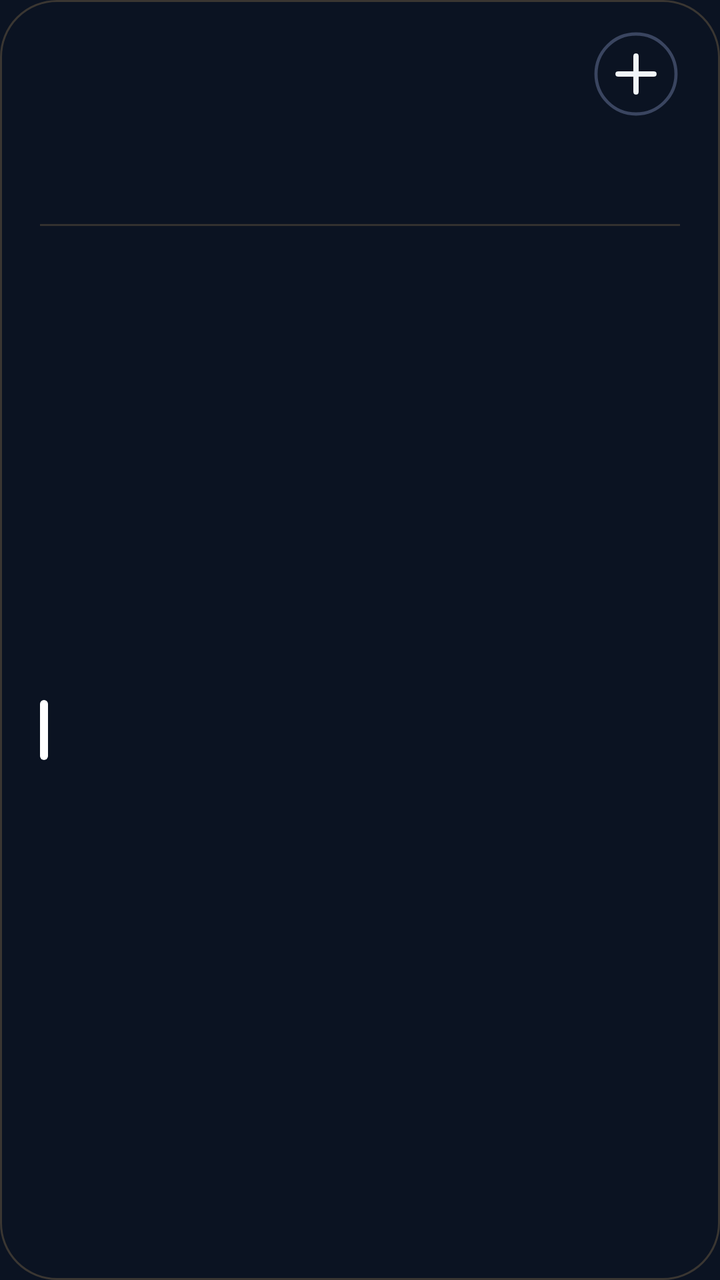
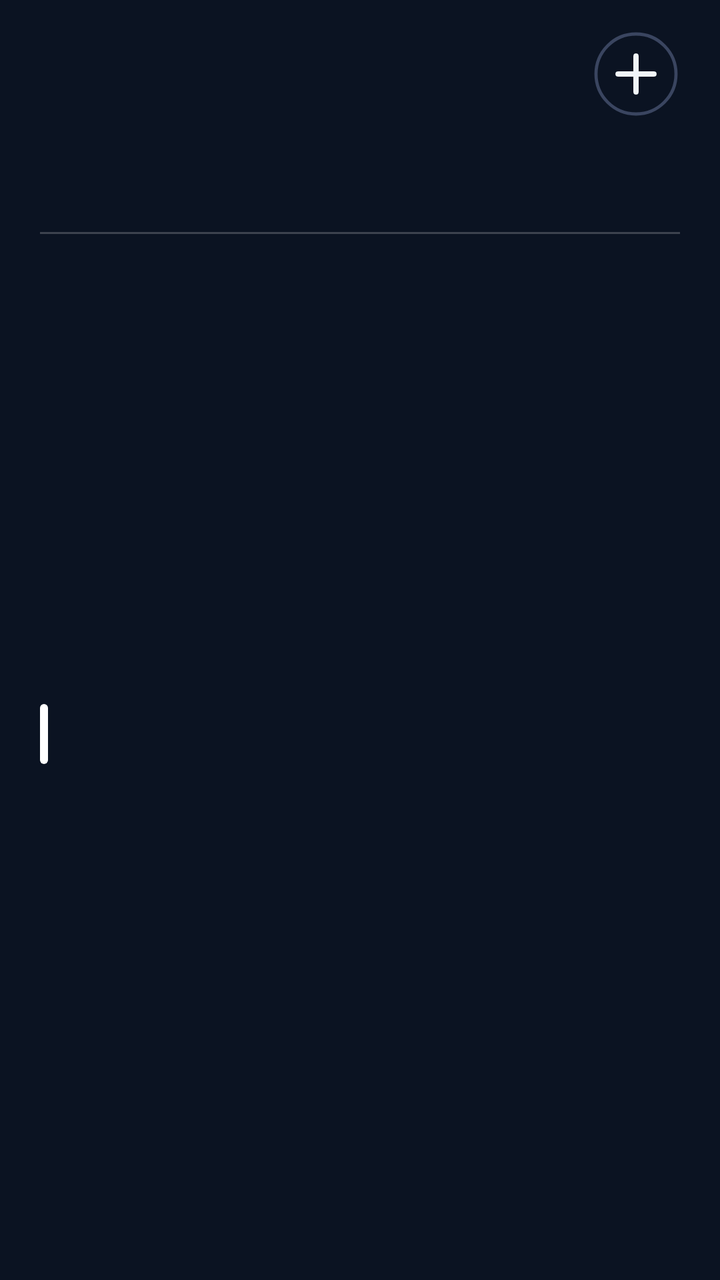

Two renders of the same Android screen: before a commit and after it. Below are the layout's source before the change and the commit's diff.
<!-- AndroidManifest.xml: application theme AppTheme -->
<!-- res/layout/cal_k1.xml -->
<?xml version="1.0" encoding="utf-8"?>
<FrameLayout
    xmlns:android="http://schemas.android.com/apk/res/android"
    android:id="@+id/root"
    android:layout_width="match_parent"
    android:layout_height="match_parent"
    android:padding="0dp">

    <ImageView
        android:id="@+id/cal_bg"
        android:layout_width="match_parent"
        android:layout_height="match_parent"
        android:importantForAccessibility="no"
        android:scaleType="fitXY" />
    <LinearLayout
        android:id="@+id/panel"
        android:layout_width="match_parent"
        android:layout_height="match_parent"
        android:background="@drawable/cal_panel"
        android:orientation="vertical"
        android:paddingStart="20dp"
        android:paddingTop="13dp"
        android:paddingEnd="20dp"
        android:paddingBottom="14dp">

        
        <LinearLayout
            android:layout_width="match_parent"
            android:layout_height="48dp"
            android:gravity="center_vertical"
            android:orientation="horizontal">
        <ImageView
            android:id="@+id/cal_day"
            android:layout_width="wrap_content"
            android:layout_height="47dp"
            android:adjustViewBounds="true"
            android:scaleType="fitStart" />

            <LinearLayout
                android:layout_width="0dp"
                android:layout_height="wrap_content"
                android:layout_marginStart="12dp"
                android:layout_weight="1"
                android:orientation="vertical">
                <ImageView
                    android:id="@+id/cal_month"
                    android:layout_width="match_parent"
                    android:layout_height="23dp"
                    android:adjustViewBounds="true"
                    android:scaleType="fitStart" />
                <ImageView
                    android:id="@+id/cal_sub"
                    android:layout_width="match_parent"
                    android:layout_height="16dp"
                    android:adjustViewBounds="true"
                    android:layout_marginTop="2dp"
                    android:scaleType="fitStart" />
            </LinearLayout>

            <ImageView
                android:id="@+id/btn_add"
                android:layout_width="44dp"
                android:layout_height="44dp"
                android:contentDescription="New event"
                android:src="@drawable/ic_cal_add" />
        </LinearLayout>

        
        <LinearLayout
            android:layout_width="match_parent"
            android:layout_height="44dp"
            android:layout_marginTop="2dp"
            android:orientation="horizontal">
            <LinearLayout
                android:layout_width="0dp"
                android:layout_height="match_parent"
                android:layout_weight="1"
                android:gravity="center_horizontal"
                android:orientation="vertical">
                <ImageView
                    android:id="@+id/wk_label_0"
                    android:layout_width="wrap_content"
                    android:layout_height="14dp"
                    android:adjustViewBounds="true"
                    android:scaleType="fitCenter" />
                <ImageView
                    android:id="@+id/wk_num_0"
                    android:layout_width="26dp"
                    android:layout_height="26dp"
                    android:adjustViewBounds="true"
                    android:layout_marginTop="3dp"
                    android:scaleType="fitCenter" />
            </LinearLayout>
            <LinearLayout
                android:layout_width="0dp"
                android:layout_height="match_parent"
                android:layout_weight="1"
                android:gravity="center_horizontal"
                android:orientation="vertical">
                <ImageView
                    android:id="@+id/wk_label_1"
                    android:layout_width="wrap_content"
                    android:layout_height="14dp"
                    android:adjustViewBounds="true"
                    android:scaleType="fitCenter" />
                <ImageView
                    android:id="@+id/wk_num_1"
                    android:layout_width="26dp"
                    android:layout_height="26dp"
                    android:adjustViewBounds="true"
                    android:layout_marginTop="3dp"
                    android:scaleType="fitCenter" />
            </LinearLayout>
            <LinearLayout
                android:layout_width="0dp"
                android:layout_height="match_parent"
                android:layout_weight="1"
                android:gravity="center_horizontal"
                android:orientation="vertical">
                <ImageView
                    android:id="@+id/wk_label_2"
                    android:layout_width="wrap_content"
                    android:layout_height="14dp"
                    android:adjustViewBounds="true"
                    android:scaleType="fitCenter" />
                <ImageView
                    android:id="@+id/wk_num_2"
                    android:layout_width="26dp"
                    android:layout_height="26dp"
                    android:adjustViewBounds="true"
                    android:layout_marginTop="3dp"
                    android:scaleType="fitCenter" />
            </LinearLayout>
            <LinearLayout
                android:layout_width="0dp"
                android:layout_height="match_parent"
                android:layout_weight="1"
                android:gravity="center_horizontal"
                android:orientation="vertical">
                <ImageView
                    android:id="@+id/wk_label_3"
                    android:layout_width="wrap_content"
                    android:layout_height="14dp"
                    android:adjustViewBounds="true"
                    android:scaleType="fitCenter" />
                <ImageView
                    android:id="@+id/wk_num_3"
                    android:layout_width="26dp"
                    android:layout_height="26dp"
                    android:adjustViewBounds="true"
                    android:layout_marginTop="3dp"
                    android:scaleType="fitCenter" />
            </LinearLayout>
            <LinearLayout
                android:layout_width="0dp"
                android:layout_height="match_parent"
                android:layout_weight="1"
                android:gravity="center_horizontal"
                android:orientation="vertical">
                <ImageView
                    android:id="@+id/wk_label_4"
                    android:layout_width="wrap_content"
                    android:layout_height="14dp"
                    android:adjustViewBounds="true"
                    android:scaleType="fitCenter" />
                <ImageView
                    android:id="@+id/wk_num_4"
                    android:layout_width="26dp"
                    android:layout_height="26dp"
                    android:adjustViewBounds="true"
                    android:layout_marginTop="3dp"
                    android:scaleType="fitCenter" />
            </LinearLayout>
            <LinearLayout
                android:layout_width="0dp"
                android:layout_height="match_parent"
                android:layout_weight="1"
                android:gravity="center_horizontal"
                android:orientation="vertical">
                <ImageView
                    android:id="@+id/wk_label_5"
                    android:layout_width="wrap_content"
                    android:layout_height="14dp"
                    android:adjustViewBounds="true"
                    android:scaleType="fitCenter" />
                <ImageView
                    android:id="@+id/wk_num_5"
                    android:layout_width="26dp"
                    android:layout_height="26dp"
                    android:adjustViewBounds="true"
                    android:layout_marginTop="3dp"
                    android:scaleType="fitCenter" />
            </LinearLayout>
            <LinearLayout
                android:layout_width="0dp"
                android:layout_height="match_parent"
                android:layout_weight="1"
                android:gravity="center_horizontal"
                android:orientation="vertical">
                <ImageView
                    android:id="@+id/wk_label_6"
                    android:layout_width="wrap_content"
                    android:layout_height="14dp"
                    android:adjustViewBounds="true"
                    android:scaleType="fitCenter" />
                <ImageView
                    android:id="@+id/wk_num_6"
                    android:layout_width="26dp"
                    android:layout_height="26dp"
                    android:adjustViewBounds="true"
                    android:layout_marginTop="3dp"
                    android:scaleType="fitCenter" />
            </LinearLayout>
        </LinearLayout>

        <ImageView
            android:layout_width="match_parent"
            android:layout_height="1dp"
            android:layout_marginTop="5dp"
            android:layout_marginBottom="5dp"
            android:scaleType="fitXY"
            android:src="@drawable/cal_divider" />

        
        <LinearLayout
            android:layout_width="match_parent"
            android:layout_height="0dp"
            android:layout_weight="1"
            android:orientation="vertical">
        <LinearLayout
            android:id="@+id/cal_row_0"
            android:layout_width="match_parent"
            android:layout_height="0dp"
            android:layout_weight="1"
            android:gravity="center_vertical"
            android:orientation="horizontal">

            <ImageView
                android:id="@+id/cal_bar_0"
                android:layout_width="4dp"
                android:layout_height="30dp"
                android:layout_marginEnd="11dp"
                android:scaleType="fitXY"
                android:src="@drawable/cal_bar" />

            <LinearLayout
                android:layout_width="0dp"
                android:layout_height="wrap_content"
                android:layout_weight="1"
                android:orientation="vertical">

                <LinearLayout
                    android:layout_width="match_parent"
                    android:layout_height="wrap_content"
                    android:orientation="horizontal">
                    <ImageView
                        android:id="@+id/cal_time_0"
                        android:layout_width="wrap_content"
                        android:layout_height="16dp"
                        android:adjustViewBounds="true"
                        android:scaleType="fitStart" />
                    <ImageView
                        android:id="@+id/cal_hint_0"
                        android:layout_width="wrap_content"
                        android:layout_height="16dp"
                        android:adjustViewBounds="true"
                        android:layout_marginStart="9dp"
                        android:scaleType="fitStart" />
                </LinearLayout>
                <ImageView
                    android:id="@+id/cal_title_0"
                    android:layout_width="match_parent"
                    android:layout_height="22dp"
                    android:adjustViewBounds="true"
                    android:layout_marginTop="1dp"
                    android:scaleType="fitStart" />
            </LinearLayout>
        </LinearLayout>
        </LinearLayout>
        <ImageView
            android:id="@+id/cal_more"
            android:layout_width="match_parent"
            android:layout_height="14dp"
            android:adjustViewBounds="true"
            android:scaleType="fitEnd" />
    </LinearLayout>
</FrameLayout>
<!-- resources referenced by this layout -->
<resources>
  <!-- drawable cal_bar (drawable) -->
  <?xml version="1.0" encoding="utf-8"?>
  <shape xmlns:android="http://schemas.android.com/apk/res/android" android:shape="rectangle">
      <solid android:color="#FFFFFFFF" />
      <corners android:radius="2dp" />
  </shape>
  <!-- drawable cal_divider (drawable) -->
  <?xml version="1.0" encoding="utf-8"?>
  <shape xmlns:android="http://schemas.android.com/apk/res/android" android:shape="rectangle">
      <solid android:color="#33D2A867" />
  </shape>
  <!-- drawable cal_panel (drawable) -->
  <?xml version="1.0" encoding="utf-8"?>
  <shape xmlns:android="http://schemas.android.com/apk/res/android" android:shape="rectangle">
      <solid android:color="#00000000" />
      <stroke android:width="1dp" android:color="#3DD2A867" />
      <corners android:radius="@dimen/widget_radius" />
  </shape>
  <!-- drawable ic_cal_add (drawable) -->
  <?xml version="1.0" encoding="utf-8"?>
  <vector xmlns:android="http://schemas.android.com/apk/res/android"
      android:width="44dp"
      android:height="44dp"
      android:viewportWidth="44"
      android:viewportHeight="44">
      <path
          android:pathData="M22,22m-20,0a20,20 0,1 1,40 0a20,20 0,1 1,-40 0"
          android:strokeColor="#FF3A4560"
          android:strokeWidth="1.6" />
      <path
          android:pathData="M13,22L31,22M22,13L22,31"
          android:strokeColor="#FFF1F5F9"
          android:strokeLineCap="round"
          android:strokeWidth="2.6" />
  </vector>
  <style name="AppTheme" parent="@android:style/Theme.DeviceDefault.NoActionBar">
          <item name="android:colorAccent">#DF8B35</item>
          <item name="android:colorControlActivated">#DF8B35</item>
          <item name="android:windowBackground">#0B1322</item>
          <item name="android:statusBarColor">#0E111A</item>
          <item name="android:navigationBarColor">#0B1322</item>
          <item name="android:textColorHint">#718096</item>
      </style>
  <dimen name="widget_radius">28dp</dimen>
</resources>

<!-- the commit's change to res/layout/cal_k1.xml (unified diff, before → after) -->
@@ -68,7 +68,7 @@
         
         <LinearLayout
             android:layout_width="match_parent"
-            android:layout_height="44dp"
+            android:layout_height="48dp"
             android:layout_marginTop="2dp"
             android:orientation="horizontal">
             <LinearLayout
@@ -85,10 +85,10 @@
                     android:scaleType="fitCenter" />
                 <ImageView
                     android:id="@+id/wk_num_0"
-                    android:layout_width="26dp"
-                    android:layout_height="26dp"
-                    android:adjustViewBounds="true"
-                    android:layout_marginTop="3dp"
+                    android:layout_width="34dp"
+                    android:layout_height="34dp"
+                    android:adjustViewBounds="true"
+                    android:layout_marginTop="0dp"
                     android:scaleType="fitCenter" />
             </LinearLayout>
             <LinearLayout
@@ -105,10 +105,10 @@
                     android:scaleType="fitCenter" />
                 <ImageView
                     android:id="@+id/wk_num_1"
-                    android:layout_width="26dp"
-                    android:layout_height="26dp"
-                    android:adjustViewBounds="true"
-                    android:layout_marginTop="3dp"
+                    android:layout_width="34dp"
+                    android:layout_height="34dp"
+                    android:adjustViewBounds="true"
+                    android:layout_marginTop="0dp"
                     android:scaleType="fitCenter" />
             </LinearLayout>
             <LinearLayout
@@ -125,10 +125,10 @@
                     android:scaleType="fitCenter" />
                 <ImageView
                     android:id="@+id/wk_num_2"
-                    android:layout_width="26dp"
-                    android:layout_height="26dp"
-                    android:adjustViewBounds="true"
-                    android:layout_marginTop="3dp"
+                    android:layout_width="34dp"
+                    android:layout_height="34dp"
+                    android:adjustViewBounds="true"
+                    android:layout_marginTop="0dp"
                     android:scaleType="fitCenter" />
             </LinearLayout>
             <LinearLayout
@@ -145,10 +145,10 @@
                     android:scaleType="fitCenter" />
                 <ImageView
                     android:id="@+id/wk_num_3"
-                    android:layout_width="26dp"
-                    android:layout_height="26dp"
-                    android:adjustViewBounds="true"
-                    android:layout_marginTop="3dp"
+                    android:layout_width="34dp"
+                    android:layout_height="34dp"
+                    android:adjustViewBounds="true"
+                    android:layout_marginTop="0dp"
                     android:scaleType="fitCenter" />
             </LinearLayout>
             <LinearLayout
@@ -165,10 +165,10 @@
                     android:scaleType="fitCenter" />
                 <ImageView
                     android:id="@+id/wk_num_4"
-                    android:layout_width="26dp"
-                    android:layout_height="26dp"
-                    android:adjustViewBounds="true"
-                    android:layout_marginTop="3dp"
+                    android:layout_width="34dp"
+                    android:layout_height="34dp"
+                    android:adjustViewBounds="true"
+                    android:layout_marginTop="0dp"
                     android:scaleType="fitCenter" />
             </LinearLayout>
             <LinearLayout
@@ -185,10 +185,10 @@
                     android:scaleType="fitCenter" />
                 <ImageView
                     android:id="@+id/wk_num_5"
-                    android:layout_width="26dp"
-                    android:layout_height="26dp"
-                    android:adjustViewBounds="true"
-                    android:layout_marginTop="3dp"
+                    android:layout_width="34dp"
+                    android:layout_height="34dp"
+                    android:adjustViewBounds="true"
+                    android:layout_marginTop="0dp"
                     android:scaleType="fitCenter" />
             </LinearLayout>
             <LinearLayout
@@ -205,15 +205,16 @@
                     android:scaleType="fitCenter" />
                 <ImageView
                     android:id="@+id/wk_num_6"
-                    android:layout_width="26dp"
-                    android:layout_height="26dp"
-                    android:adjustViewBounds="true"
-                    android:layout_marginTop="3dp"
+                    android:layout_width="34dp"
+                    android:layout_height="34dp"
+                    android:adjustViewBounds="true"
+                    android:layout_marginTop="0dp"
                     android:scaleType="fitCenter" />
             </LinearLayout>
         </LinearLayout>
 
         <ImageView
+            android:id="@+id/cal_div"
             android:layout_width="match_parent"
             android:layout_height="1dp"
             android:layout_marginTop="5dp"
<!-- resource entries referenced after the edit -->
@@ -9,13 +9,12 @@
   <!-- drawable cal_divider (drawable) -->
   <?xml version="1.0" encoding="utf-8"?>
   <shape xmlns:android="http://schemas.android.com/apk/res/android" android:shape="rectangle">
-      <solid android:color="#33D2A867" />
+      <solid android:color="#33FFFFFF" />
   </shape>
   <!-- drawable cal_panel (drawable) -->
   <?xml version="1.0" encoding="utf-8"?>
   <shape xmlns:android="http://schemas.android.com/apk/res/android" android:shape="rectangle">
       <solid android:color="#00000000" />
-      <stroke android:width="1dp" android:color="#3DD2A867" />
       <corners android:radius="@dimen/widget_radius" />
   </shape>
   <!-- drawable ic_cal_add (drawable) -->
